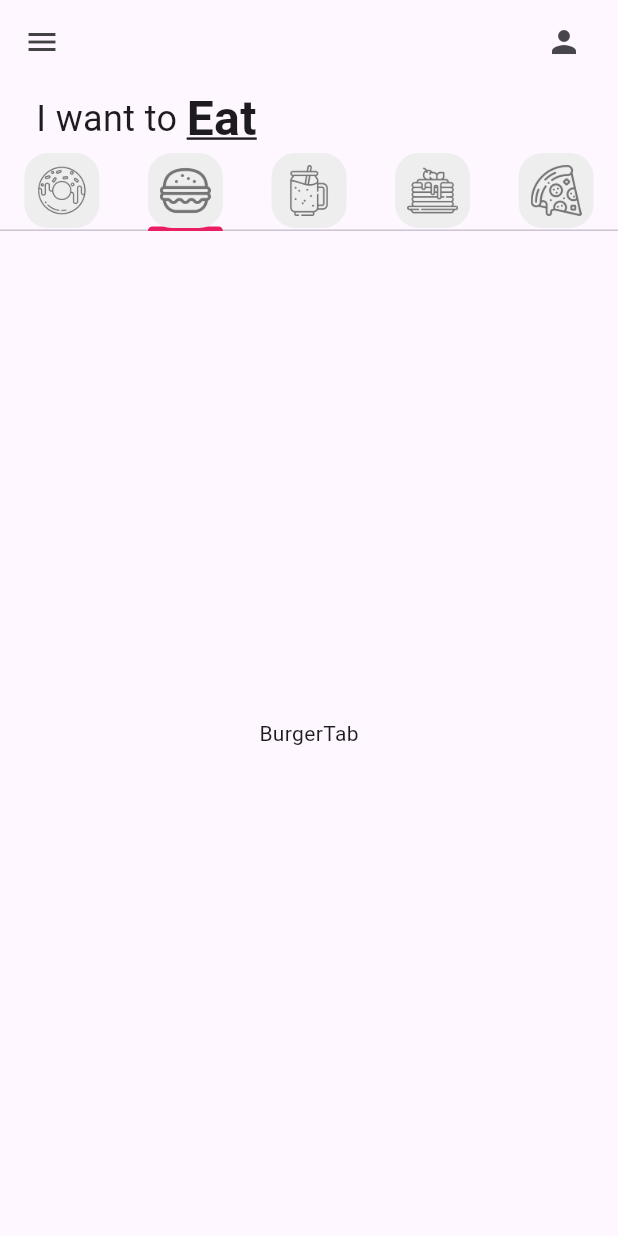
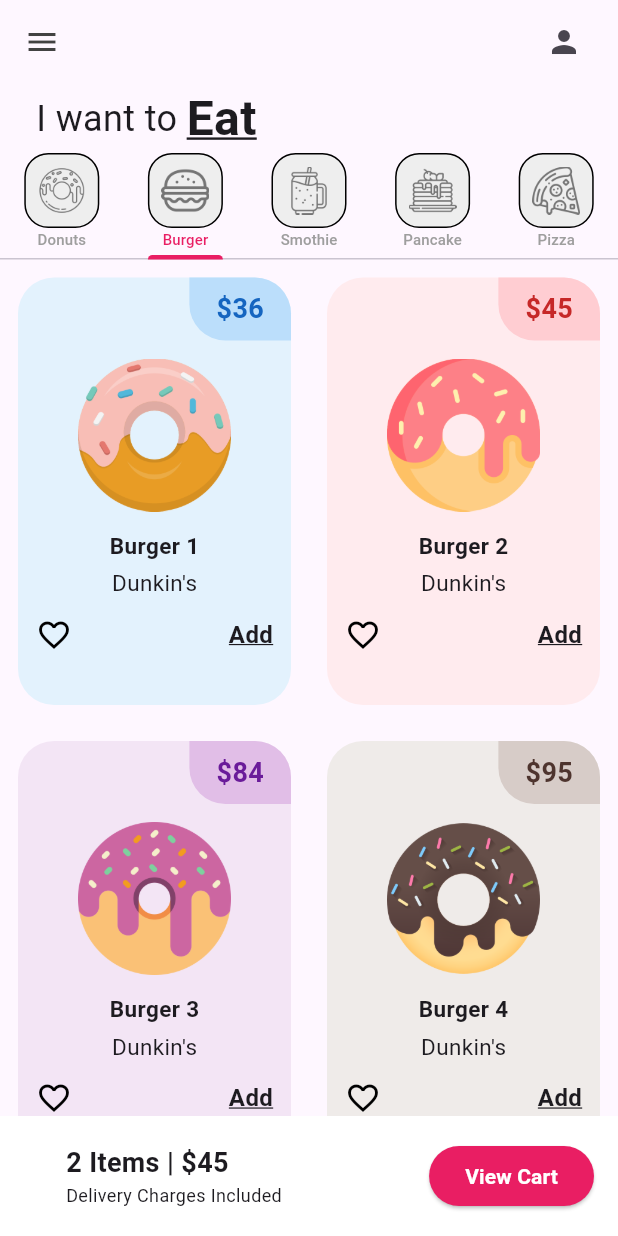
Before and after one commit to Andy1232866/donut_app, a Flutter app: the screen it shows after launch, tab 2 chosen, on a phone screen of 412 x 824 dp. Run offline on Flutter 3.47's test engine with Material 3 defaults, Android fonts, the phone set to English and light mode, and no system bars.

Commit message:
UI Finished

```diff
--- a/lib/pages/home_page.dart
+++ b/lib/pages/home_page.dart
@@ -19,22 +19,27 @@ class _HomepageState extends State<Homepage> {
     // Donut tab
     const MyTab(
       iconPath: 'lib/icons/donut.png',
+      tabName: 'Donuts',
     ),
     //Burger tab
     const MyTab(
       iconPath: 'lib/icons/burger.png',
+      tabName: 'Burger',
     ),
     // Smoothie tab
     const MyTab(
       iconPath: 'lib/icons/smoothie.png',
+      tabName: 'Smothie',
     ),
     // Pancake tab
     const MyTab(
       iconPath: 'lib/icons/pancakes.png',
+      tabName: 'Pancake',
     ),
     //Pizza tab
     const MyTab(
       iconPath: 'lib/icons/pizza.png',
+      tabName: 'Pizza',
     )
   ];
 
@@ -81,19 +86,64 @@ class _HomepageState extends State<Homepage> {
             ),
 
             // Tab Bar
-            TabBar(tabs: myTabs),
+            TabBar(
+              tabs: myTabs,
+              //Color del texto seleccionado
+              labelColor: Colors.pink,
+              //Color del texto no seleccionado
+              unselectedLabelColor: Colors.grey,
+            ),
 
             // Tab Bar View
             Expanded(
                 child: TabBarView(children: [
               DonutTab(),
               BurgerTab(),
-              SmoothieTab(),
-              PancakeTab(),
-              PizzaTab()
+              const SmoothieTab(),
+              const PancakeTab(),
+              const PizzaTab()
             ])),
 
             // Carrito
+            Container(
+              color: Colors.white,
+              padding: const EdgeInsets.all(16),
+              child: Row(
+                mainAxisAlignment: MainAxisAlignment.spaceBetween,
+                children: [
+                  const Padding(
+                    padding: EdgeInsets.only(left: 28),
+                    child: Column(
+                      // Alineado a la izquierda
+                      crossAxisAlignment: CrossAxisAlignment.start,
+                      children: [
+                        Text(
+                          "2 Items | \$45",
+                          style: TextStyle(
+                              fontSize: 18, fontWeight: FontWeight.bold),
+                        ),
+                        Text(
+                          "Delivery Charges Included",
+                          style: TextStyle(
+                            fontSize: 12,
+                          ),
+                        )
+                      ],
+                    ),
+                  ),
+                  ElevatedButton(
+                      onPressed: () {},
+                      style: ElevatedButton.styleFrom(
+                        backgroundColor: Colors.pink,
+                      ),
+                      child: const Text(
+                        "View Cart",
+                        style: TextStyle(
+                            color: Colors.white, fontWeight: FontWeight.bold),
+                      ))
+                ],
+              ),
+            )
           ],
         ),
       ),
--- a/lib/tabs/burger_tab.dart
+++ b/lib/tabs/burger_tab.dart
@@ -1,12 +1,32 @@
+import 'package:donut_app/utils/donut_tile.dart';
 import 'package:flutter/material.dart';
 
 class BurgerTab extends StatelessWidget {
-  const BurgerTab({super.key});
+  // Lista de donas
+  final List donutsOnSale = [
+    // [donutFlavor, donutPrice, donutColor, imageName]
+    ["Burger 1", "36", Colors.blue, "lib/images/icecream_donut.png"],
+    ["Burger 2", "45", Colors.red, "lib/images/strawberry_donut.png"],
+    ["Burger 3", "84", Colors.purple, "lib/images/grape_donut.png"],
+    ["Burger 4", "95", Colors.brown, "lib/images/chocolate_donut.png"],
+  ];
+
+  BurgerTab({super.key});
 
   @override
   Widget build(BuildContext context) {
-    return const Center(
-      child: Text("BurgerTab"),
+    return GridView.builder(
+      gridDelegate: SliverGridDelegateWithFixedCrossAxisCount(
+          crossAxisCount: 2, childAspectRatio: 1 / 1.5),
+      itemBuilder: (context, index) {
+        return DonutTile(
+            donutFlavor: donutsOnSale[index][0],
+            donutPrice: donutsOnSale[index][1],
+            donutColor: donutsOnSale[index][2],
+            imageName: donutsOnSale[index][3]);
+      },
+      //Cuántos elementos
+      itemCount: donutsOnSale.length,
     );
   }
 }
--- a/lib/tabs/donut_tab.dart
+++ b/lib/tabs/donut_tab.dart
@@ -8,7 +8,7 @@ class DonutTab extends StatelessWidget {
     ["Ice Cream", "36", Colors.blue, "lib/images/icecream_donut.png"],
     ["Strawberry", "45", Colors.red, "lib/images/strawberry_donut.png"],
     ["Grape Ape", "84", Colors.purple, "lib/images/grape_donut.png"],
-    ["Choco", "95", Colors.brown, "lib/images/chocolate_donut.png"]
+    ["Choco", "95", Colors.brown, "lib/images/chocolate_donut.png"],
   ];
 
   DonutTab({super.key});
@@ -16,8 +16,8 @@ class DonutTab extends StatelessWidget {
   @override
   Widget build(BuildContext context) {
     return GridView.builder(
-      gridDelegate:
-          SliverGridDelegateWithFixedCrossAxisCount(crossAxisCount: 2),
+      gridDelegate: SliverGridDelegateWithFixedCrossAxisCount(
+          crossAxisCount: 2, childAspectRatio: 1 / 1.5),
       itemBuilder: (context, index) {
         return DonutTile(
             donutFlavor: donutsOnSale[index][0],
--- a/lib/utils/donut_tile.dart
+++ b/lib/utils/donut_tile.dart
@@ -53,11 +53,47 @@ class DonutTile extends StatelessWidget {
             Padding(
               padding: const EdgeInsets.symmetric(horizontal: 40, vertical: 12),
               child: Image.asset(imageName),
-            )
+            ),
 
             //Tarea: Texto del sabor del producto con la tienda
+            Text(
+              donutFlavor,
+              style: const TextStyle(fontSize: 15, fontWeight: FontWeight.bold),
+            ),
+            const SizedBox(height: 4),
+            const Text(
+              "Dunkin's",
+              style: TextStyle(
+                fontSize: 15,
+              ),
+            ),
 
             //Tarea: Iconos de "me encanta" y "agregar"
+            const Padding(
+              padding: const EdgeInsets.all(12),
+              child: Row(
+                mainAxisAlignment: MainAxisAlignment.spaceBetween,
+                children: [
+                  // Love icon
+                  Icon(
+                    Icons.favorite_border_outlined,
+                    color: Colors.black,
+                  ),
+                  // Plus button
+                  Text(
+                    "Add",
+                    style: TextStyle(
+                        fontWeight: FontWeight.bold,
+                        fontSize: 16,
+                        decoration: TextDecoration.underline),
+                  )
+                  /* Icon(
+                    Icons.add,
+                    color: Colors.grey[600],
+                  ) */
+                ],
+              ),
+            )
           ],
         ),
       ),
--- a/lib/utils/my_tab.dart
+++ b/lib/utils/my_tab.dart
@@ -3,21 +3,35 @@ import 'package:flutter/material.dart';
 class MyTab extends StatelessWidget {
   // Ruta del archivo del icono
   final String iconPath;
-  const MyTab({super.key, required this.iconPath});
+  final String tabName;
+  const MyTab({super.key, required this.iconPath, required this.tabName});
 
   @override
   Widget build(BuildContext context) {
-    return Tab(
+    return Column(
+      children: [
+        Tab(
           height: 50,
           child: Container(
             padding: const EdgeInsets.all(8),
             decoration: BoxDecoration(
-            color: Colors.grey[200], borderRadius: BorderRadius.circular(16)),
+                border: Border.all(color: Colors.black),
+                color: Colors.grey[200],
+                borderRadius: BorderRadius.circular(16)),
             child: Image.asset(
               iconPath,
               color: Colors.grey[600],
             ),
           ),
+        ),
+        Text(
+          tabName,
+          style: const TextStyle(fontSize: 10),
+        ),
+        const SizedBox(
+          height: 5,
+        )
+      ],
     );
   }
 }
```
Lines whose indentation alone changed are shown as unchanged.
